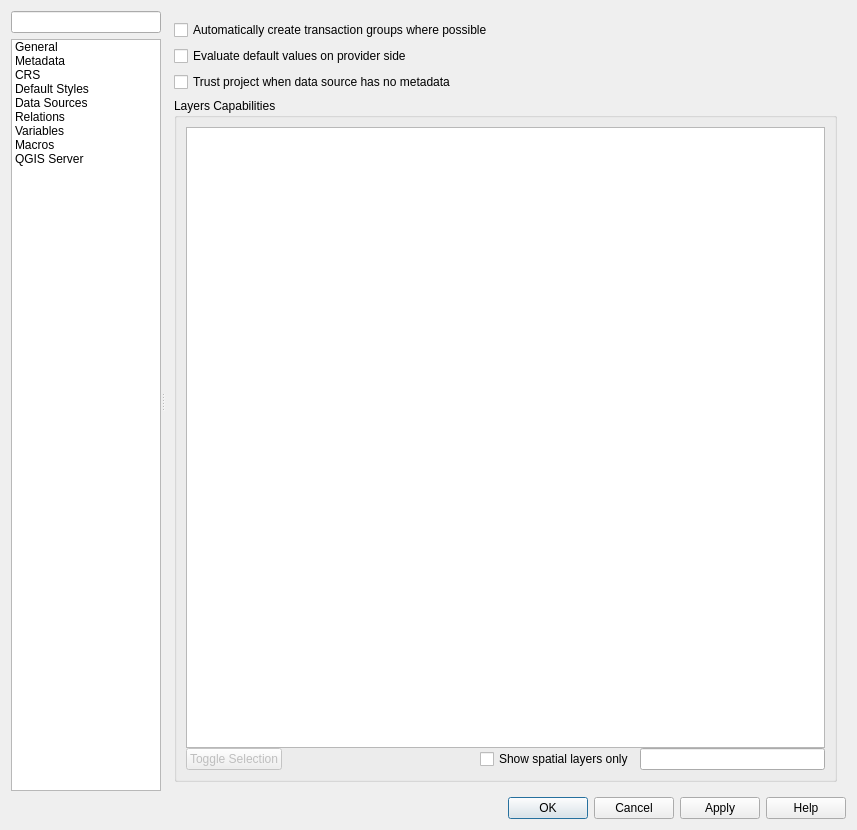
The window that src/ui/qgsprojectpropertiesbase.ui (qgis/QGIS) describes before a commit, drawn with Qt 5.
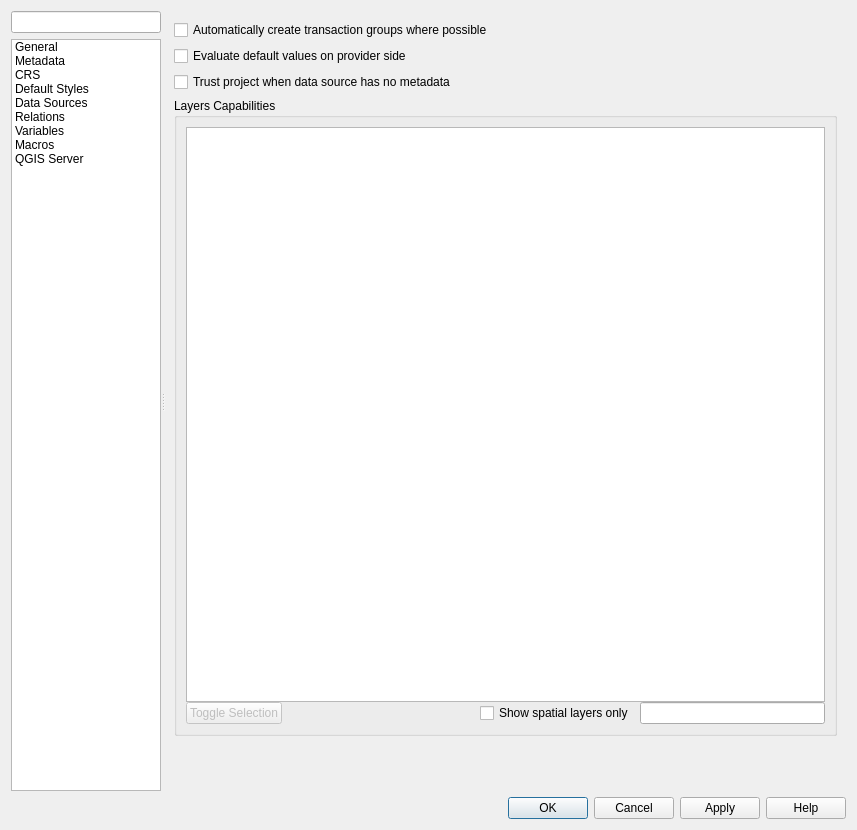
The same window after the commit. Icons and pictures are not drawn. Custom widgets are drawn as their Qt base class.

Commit message: expand layer tree in project properties to take vertical space

```diff
--- a/src/ui/qgsprojectpropertiesbase.ui
+++ b/src/ui/qgsprojectpropertiesbase.ui
@@ -1390,7 +1390,7 @@
              <property name="sizePolicy">
               <sizepolicy hsizetype="Expanding" vsizetype="Expanding">
                <horstretch>0</horstretch>
-               <verstretch>0</verstretch>
+               <verstretch>1</verstretch>
               </sizepolicy>
              </property>
              <property name="title">
@@ -1414,7 +1414,14 @@
                </spacer>
               </item>
               <item row="0" column="0" colspan="4">
-               <widget class="QTreeView" name="mLayerCapabilitiesTree"/>
+               <widget class="QTreeView" name="mLayerCapabilitiesTree">
+                <property name="sizePolicy">
+                 <sizepolicy hsizetype="Expanding" vsizetype="Expanding">
+                  <horstretch>0</horstretch>
+                  <verstretch>1</verstretch>
+                 </sizepolicy>
+                </property>
+               </widget>
               </item>
               <item row="3" column="0">
                <widget class="QPushButton" name="mLayerCapabilitiesToggleSelectionButton">
@@ -1442,6 +1449,19 @@
              </layout>
             </widget>
            </item>
+           <item row="5" column="0">
+            <spacer name="verticalSpacer_2">
+             <property name="orientation">
+              <enum>Qt::Vertical</enum>
+             </property>
+             <property name="sizeHint" stdset="0">
+              <size>
+               <width>20</width>
+               <height>40</height>
+              </size>
+             </property>
+            </spacer>
+           </item>
           </layout>
          </widget>
          <widget class="QWidget" name="mTabRelations">
@@ -2775,12 +2795,6 @@
   </layout>
  </widget>
  <customwidgets>
-  <customwidget>
-   <class>QgsScrollArea</class>
-   <extends>QScrollArea</extends>
-   <header>qgsscrollarea.h</header>
-   <container>1</container>
-  </customwidget>
   <customwidget>
    <class>QgsCollapsibleGroupBox</class>
    <extends>QGroupBox</extends>
@@ -2788,9 +2802,15 @@
    <container>1</container>
   </customwidget>
   <customwidget>
-   <class>QgsColorButton</class>
-   <extends>QToolButton</extends>
-   <header>qgscolorbutton.h</header>
+   <class>QgsScrollArea</class>
+   <extends>QScrollArea</extends>
+   <header>qgsscrollarea.h</header>
+   <container>1</container>
+  </customwidget>
+  <customwidget>
+   <class>QgsVariableEditorWidget</class>
+   <extends>QWidget</extends>
+   <header location="global">qgsvariableeditorwidget.h</header>
    <container>1</container>
   </customwidget>
   <customwidget>
@@ -2798,18 +2818,18 @@
    <extends>QLineEdit</extends>
    <header>qgsfilterlineedit.h</header>
   </customwidget>
+  <customwidget>
+   <class>QgsColorButton</class>
+   <extends>QToolButton</extends>
+   <header>qgscolorbutton.h</header>
+   <container>1</container>
+  </customwidget>
   <customwidget>
    <class>QgsOpacityWidget</class>
    <extends>QWidget</extends>
    <header>qgsopacitywidget.h</header>
    <container>1</container>
   </customwidget>
-  <customwidget>
-   <class>QgsVariableEditorWidget</class>
-   <extends>QWidget</extends>
-   <header location="global">qgsvariableeditorwidget.h</header>
-   <container>1</container>
-  </customwidget>
   <customwidget>
    <class>QgsColorSchemeList</class>
    <extends>QWidget</extends>
```
Left out of the diff: 12 changed lines with no effect on the pictures.
